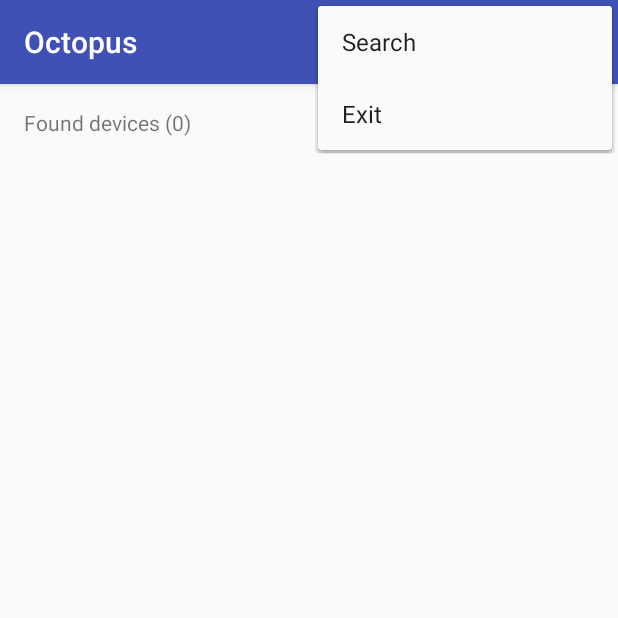
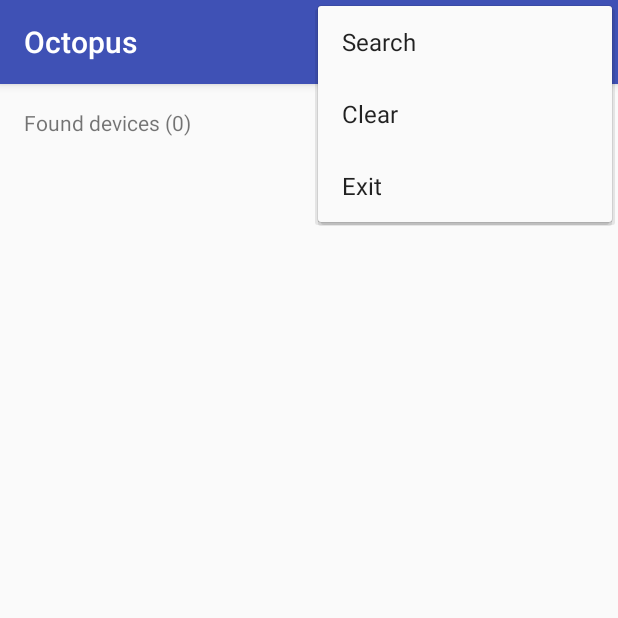
Before and after one commit to shajen/octopus, an Android app: the screen it shows after launch (SearchDevicesActivity), with the options menu open, on a phone screen of 412 x 824 dp, the top half of it. Run offline under Robolectric (Android 15) with nearby library versions, the phone set to English and light mode, and no system bars.

Commit message:
Disabled removing old devices while find new. Added clear option.

```diff
--- a/app/src/main/res/menu/menu_search_devices.xml
+++ b/app/src/main/res/menu/menu_search_devices.xml
@@ -2,8 +2,12 @@
 <menu xmlns:android="http://schemas.android.com/apk/res/android">
     <item
         android:id="@+id/update"
-        android:icon="@android:drawable/ic_menu_upload"
+        android:icon="@android:drawable/ic_menu_search"
         android:title="@string/UPDATE" />
+    <item
+        android:id="@+id/clear"
+        android:icon="@android:drawable/ic_menu_delete"
+        android:title="@string/CLEAR" />
     <item
         android:id="@+id/close"
         android:icon="@android:drawable/ic_menu_close_clear_cancel"
--- a/app/src/main/res/values/strings.xml
+++ b/app/src/main/res/values/strings.xml
@@ -24,4 +24,5 @@
     <string name="CANCEL">Cancel</string>
     <string name="COLOR">Color</string>
     <string name="RESET">Reset</string>
+    <string name="CLEAR">Clear</string>
 </resources>
```
Also changed, not shown: app/src/main/java/pl/shajen/octopus/activities/SearchDevicesActivity.java (+36 -12 lines), 1 other file.
